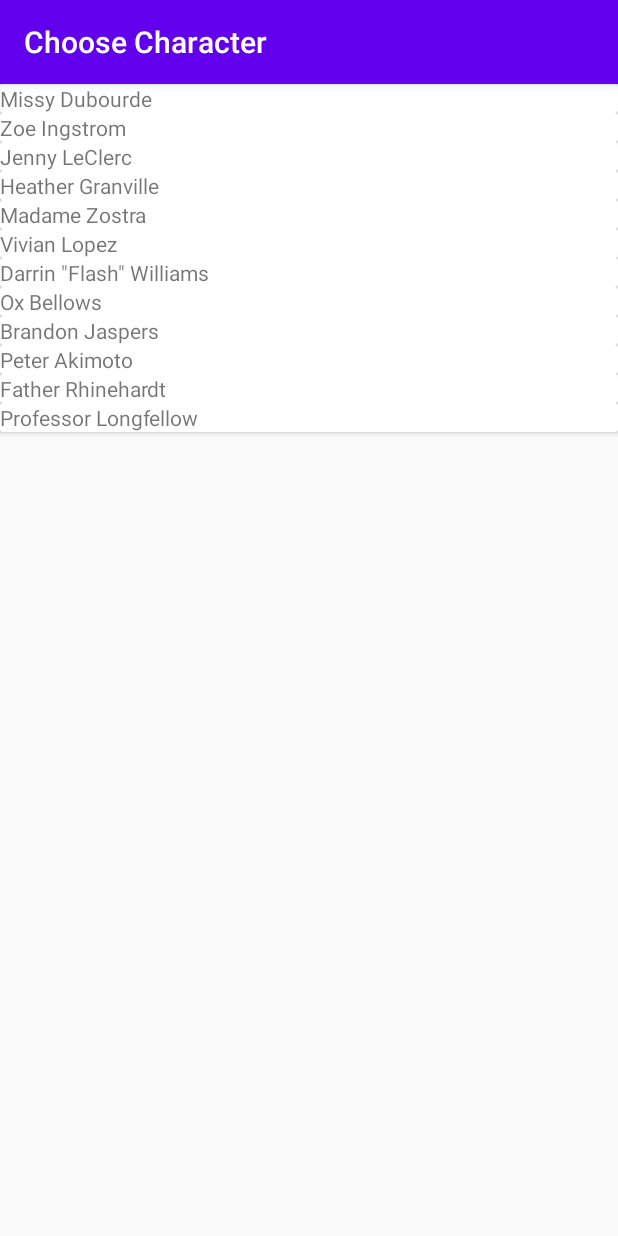
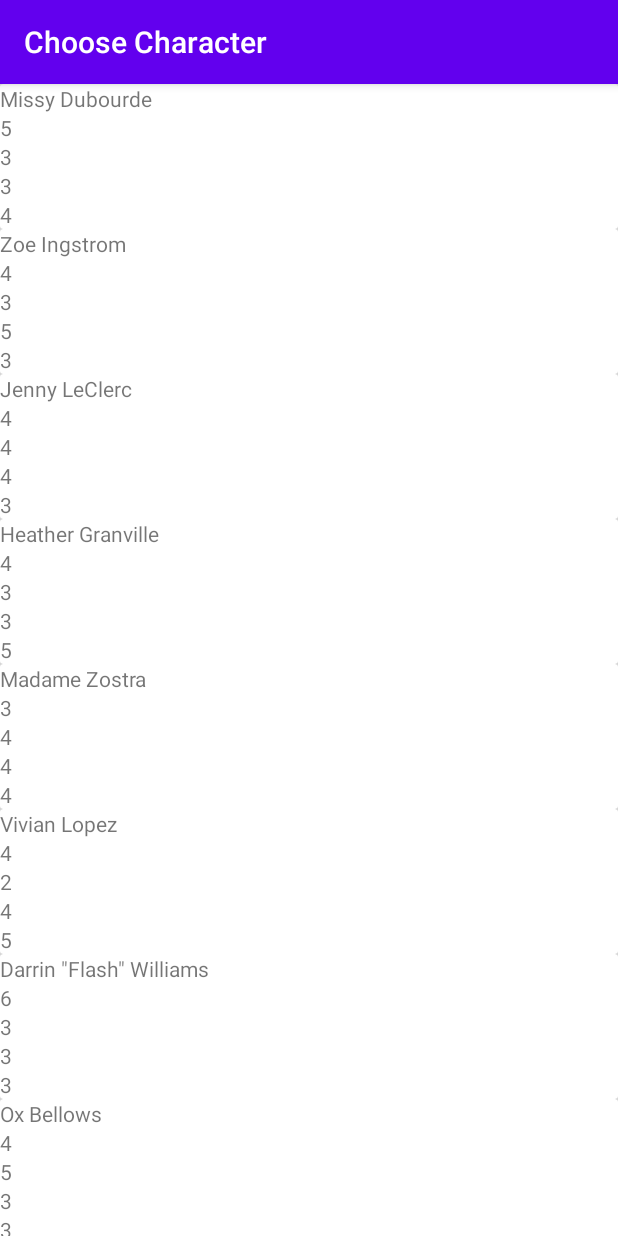
Before and after one commit to jhanson1384/bahoth-assistant-android, an Android app: the ChooseCharacterActivity screen opened directly, with no data from a screen before it, on a phone screen of 412 x 824 dp. Run offline under Robolectric (Android 15) with nearby library versions, the phone set to English and light mode, and no system bars.

Commit message:
Added TextView's in ChooseCharacterActivity to display starting stats for each character

```diff
--- a/app/src/main/java/com/jhanson1384/bahothassistant/ChooseCharacterAdapter.java
+++ b/app/src/main/java/com/jhanson1384/bahothassistant/ChooseCharacterAdapter.java
@@ -16,10 +16,18 @@ public class ChooseCharacterAdapter
 
     public static class CharacterOverviewViewHolder extends RecyclerView.ViewHolder {
         public TextView character_name;
+        public TextView speed;
+        public TextView might;
+        public TextView sanity;
+        public TextView knowledge;
 
         CharacterOverviewViewHolder(View v){
             super(v);
             character_name = (TextView) v.findViewById(R.id.character_overview_name);
+            speed = (TextView) v.findViewById(R.id.character_overview_speed);
+            might = (TextView) v.findViewById(R.id.character_overview_might);
+            sanity = (TextView) v.findViewById(R.id.character_overview_sanity);
+            knowledge = (TextView) v.findViewById(R.id.character_overview_knowledge);
         }
     }
 
@@ -40,6 +48,10 @@ public class ChooseCharacterAdapter
     @Override
     public void onBindViewHolder(CharacterOverviewViewHolder holder, int index){
         holder.character_name.setText(available_characters.get(index).getName());
+        holder.speed.setText(Integer.toString(available_characters.get(index).getSpeed()));
+        holder.might.setText(Integer.toString(available_characters.get(index).getMight()));
+        holder.sanity.setText(Integer.toString(available_characters.get(index).getSanity()));
+        holder.knowledge.setText(Integer.toString(available_characters.get(index).getKnowledge()));
     }
 
     @Override
--- a/app/src/main/java/com/jhanson1384/bahothassistant/PlayerCharacter.java
+++ b/app/src/main/java/com/jhanson1384/bahothassistant/PlayerCharacter.java
@@ -261,8 +261,38 @@ public class PlayerCharacter {
         }
     }
 
+
     //Accessor methods
     public String getName() { return this.name; }
+
+    //Determine speed by indexing into stats scale
+    public int getSpeed() {
+        //Index may be zero if character is dead
+        if (speed_ind < 0) return 0;
+        return speed_scale[speed_ind];
+    }
+
+    //Determine might by indexing into stats scale
+    public int getMight() {
+        //Index may be zero if character is dead
+        if (might_ind < 0) return 0;
+        return might_scale[might_ind];
+    }
+
+    //Determine sanity by indexing into stats scale
+    public int getSanity() {
+        //Index may be zero if character is dead
+        if (sanity_ind < 0) return 0;
+        return sanity_scale[sanity_ind];
+    }
+
+    //Determine knowledge by indexing into stats scale
+    public int getKnowledge() {
+        //Index may be zero if character is dead
+        if (knowledge_ind < 0) return 0;
+        return knowledge_scale[knowledge_ind];
+    }
+
 
     //DATA MEMBERS
     private String name;
--- a/app/src/main/res/layout/character_overview_item.xml
+++ b/app/src/main/res/layout/character_overview_item.xml
@@ -11,5 +11,30 @@
             android:id="@+id/character_overview_name"
             android:layout_width="wrap_content"
             android:layout_height="wrap_content" />
+
+        <TextView
+            android:id="@+id/character_overview_speed"
+            android:layout_width="wrap_content"
+            android:layout_height="wrap_content"
+            android:layout_below="@id/character_overview_name" />
+
+        <TextView
+            android:id="@+id/character_overview_might"
+            android:layout_width="wrap_content"
+            android:layout_height="wrap_content"
+            android:layout_below="@id/character_overview_speed" />
+
+        <TextView
+            android:id="@+id/character_overview_sanity"
+            android:layout_width="wrap_content"
+            android:layout_height="wrap_content"
+            android:layout_below="@id/character_overview_might" />
+
+        <TextView
+            android:id="@+id/character_overview_knowledge"
+            android:layout_width="wrap_content"
+            android:layout_height="wrap_content"
+            android:layout_below="@id/character_overview_sanity" />
+
     </RelativeLayout>
 </androidx.cardview.widget.CardView>
```
